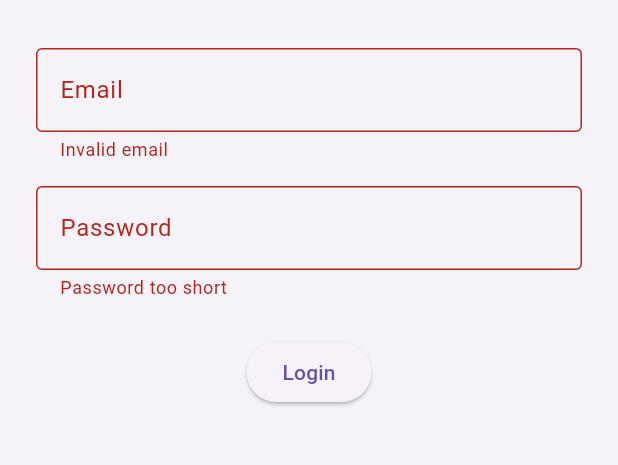
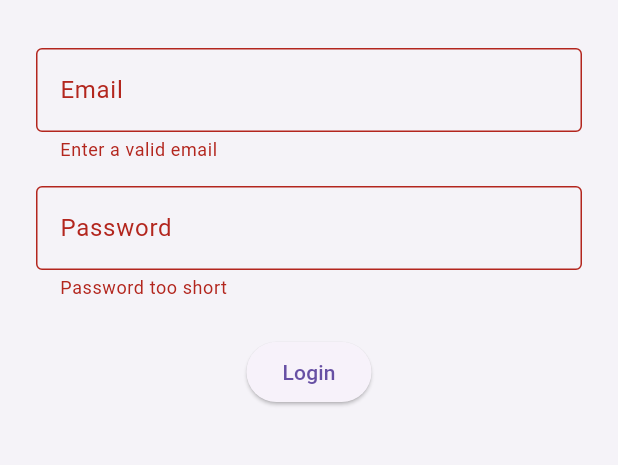
Before and after one commit to Ba-jx/safespace, a Flutter app: the DoctorLoginScreen screen opened by its route, after a tap on "Login", on a phone screen of 412 x 824 dp, the part 171-636 px from its top. Run offline on Flutter 3.47's test engine with Material 3 defaults, Android fonts, the phone set to English and light mode, and no system bars; our stand-ins replace cloud_firestore, firebase_auth, firebase_core, firebase_messaging, flutter_local_notifications, table_calendar; accounts and stored records are empty.

Commit message:
Update doctor_login_screen.dart

```diff
--- a/lib/screens/doctor_login_screen.dart
+++ b/lib/screens/doctor_login_screen.dart
@@ -1,6 +1,7 @@
 import 'package:flutter/material.dart';
 import 'package:firebase_auth/firebase_auth.dart';
 import 'package:cloud_firestore/cloud_firestore.dart';
+import 'package:firebase_messaging/firebase_messaging.dart';
 
 class DoctorLoginScreen extends StatefulWidget {
   const DoctorLoginScreen({super.key});
@@ -25,9 +26,11 @@ class _DoctorLoginScreenState extends State<DoctorLoginScreen> {
         email: email,
         password: password,
       );
+
       final uid = credential.user?.uid;
+      final doc = await FirebaseFirestore.instance.collection('users').doc(uid).get();
 
-      final doc = await FirebaseFirestore.instance.collection('users').doc(uid).get();
+      // Check role
       if (!doc.exists || doc['role'] != 'doctor') {
         await FirebaseAuth.instance.signOut();
         ScaffoldMessenger.of(context).showSnackBar(
@@ -36,10 +39,18 @@ class _DoctorLoginScreenState extends State<DoctorLoginScreen> {
         return;
       }
 
+      // ✅ Save FCM token
+      final fcmToken = await FirebaseMessaging.instance.getToken();
+      if (fcmToken != null) {
+        await FirebaseFirestore.instance.collection('users').doc(uid).update({
+          'fcmToken': fcmToken,
+        });
+      }
+
       Navigator.pushReplacementNamed(context, '/doctor/dashboard');
     } catch (e) {
       ScaffoldMessenger.of(context).showSnackBar(
-        SnackBar(content: Text('Login failed: $e')),
+        SnackBar(content: Text('Login failed: ${e.toString()}')),
       );
     }
   }
@@ -55,23 +66,37 @@ class _DoctorLoginScreenState extends State<DoctorLoginScreen> {
           child: Column(
             mainAxisSize: MainAxisSize.min,
             children: [
-              const Text('Safe Space Doctor Portal',
-                  style: TextStyle(fontSize: 24, fontWeight: FontWeight.bold)),
+              const Text(
+                'Safe Space Doctor Portal',
+                style: TextStyle(fontSize: 24, fontWeight: FontWeight.bold),
+              ),
               const SizedBox(height: 32),
               TextFormField(
                 controller: _emailController,
-                decoration: const InputDecoration(labelText: 'Email', border: OutlineInputBorder()),
-                validator: (value) => value != null && value.contains('@') ? null : 'Invalid email',
+                keyboardType: TextInputType.emailAddress,
+                decoration: const InputDecoration(
+                  labelText: 'Email',
+                  border: OutlineInputBorder(),
+                ),
+                validator: (value) =>
+                    value != null && value.contains('@') ? null : 'Enter a valid email',
               ),
               const SizedBox(height: 16),
               TextFormField(
                 controller: _passwordController,
                 obscureText: true,
-                decoration: const InputDecoration(labelText: 'Password', border: OutlineInputBorder()),
-                validator: (value) => value != null && value.length >= 6 ? null : 'Password too short',
+                decoration: const InputDecoration(
+                  labelText: 'Password',
+                  border: OutlineInputBorder(),
+                ),
+                validator: (value) =>
+                    value != null && value.length >= 6 ? null : 'Password too short',
               ),
               const SizedBox(height: 24),
-              ElevatedButton(onPressed: _login, child: const Text('Login')),
+              ElevatedButton(
+                onPressed: _login,
+                child: const Text('Login'),
+              ),
             ],
           ),
         ),
```
